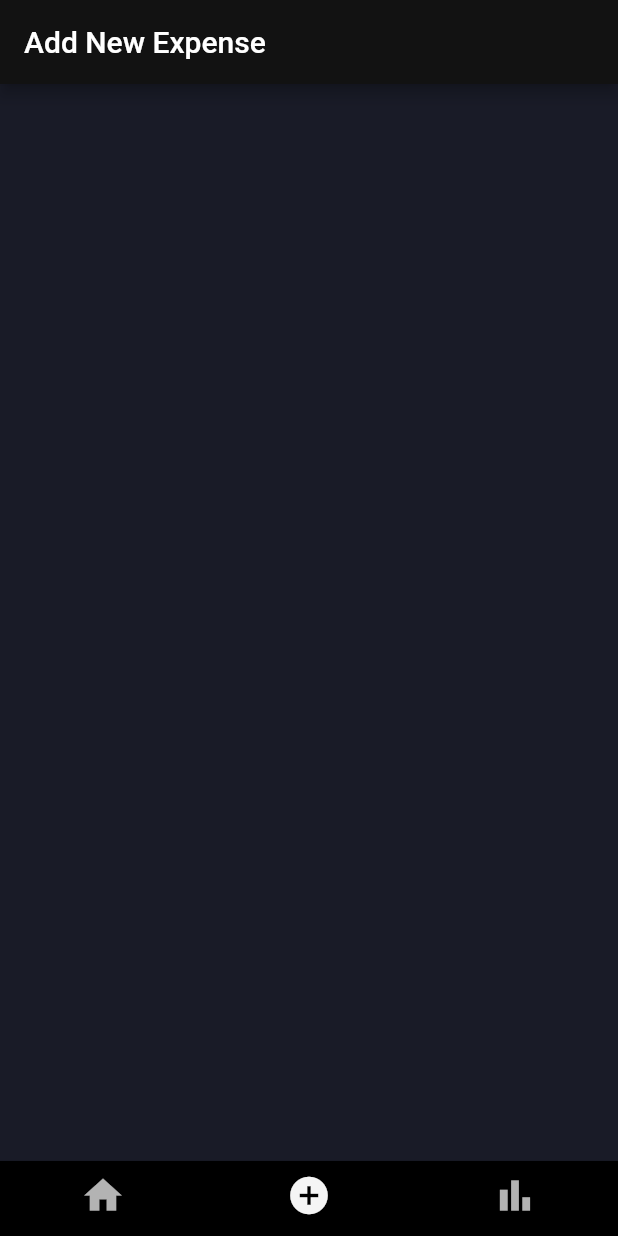
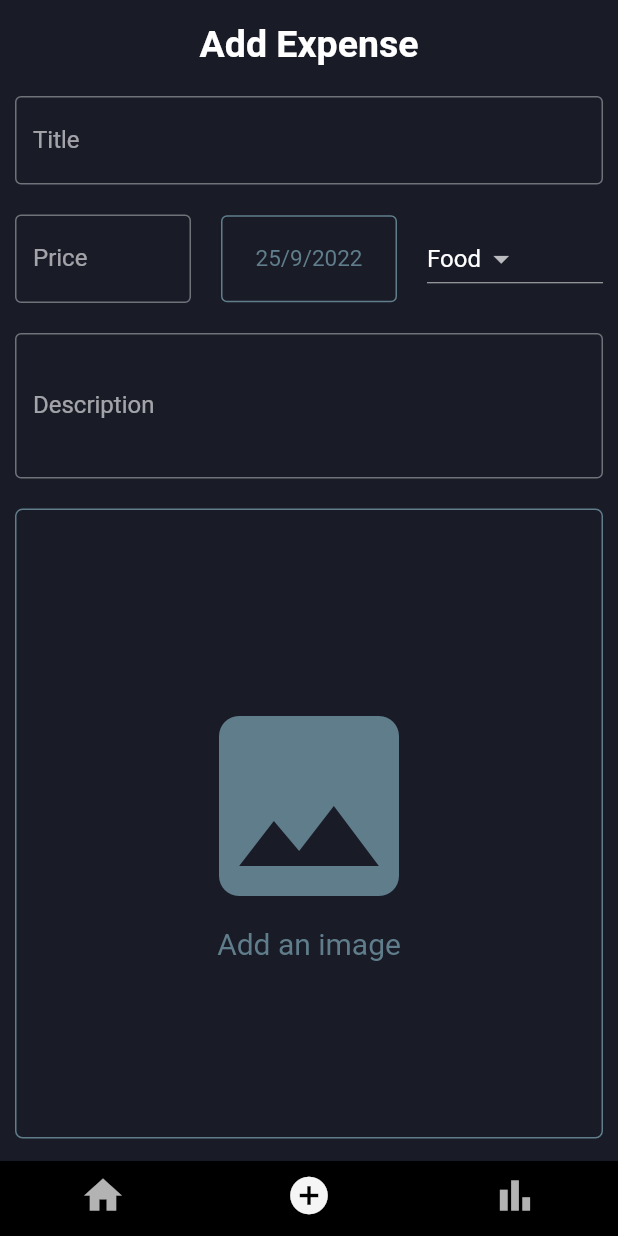
Before and after one commit to eren1106/Money-Tracker, a Flutter app: the screen it shows after launch, swiped to page 2, on a phone screen of 412 x 824 dp. Run offline on Flutter 3.47's test engine with Material 2 defaults, Android fonts, the phone set to English and light mode, and no system bars; our stand-ins replace image_picker; network calls fail.

Commit message:
Partially done add screen page ui

```diff
--- a/lib/screens/add_screen.dart
+++ b/lib/screens/add_screen.dart
@@ -1,4 +1,6 @@
 import 'package:flutter/material.dart';
+import 'package:money_tracker/theme/app_theme.dart';
+import 'package:image_picker/image_picker.dart';
 
 class AddScreen extends StatefulWidget {
   AddScreen({Key? key}) : super(key: key);
@@ -8,12 +10,188 @@ class AddScreen extends StatefulWidget {
 }
 
 class _AddScreenState extends State<AddScreen> {
+  List<String> categories = ['Food', 'Cloth', 'Bill'];
+  String category = 'Food';
+  DateTime date = DateTime.now();
   @override
   Widget build(BuildContext context) {
     return Scaffold(
-      appBar: AppBar(
-        title: Text('Add New Expense'),
+      body: SafeArea(
+        child: Container(
+          padding: EdgeInsets.symmetric(
+            horizontal: 10,
+            vertical: 15,
+          ),
+          child: Column(
+            crossAxisAlignment: CrossAxisAlignment.stretch,
+            mainAxisAlignment: MainAxisAlignment.center,
+            children: [
+              Title(),
+              VerticalSeparator(),
+              TitleTextField(),
+              VerticalSeparator(),
+              Row(
+                children: [
+                  Flexible(
+                    flex: 1,
+                    child: PriceTextField(),
+                  ),
+                  HorizontalSeparator(),
+                  Flexible(
+                    fit: FlexFit.tight,
+                    child: TextButton(
+                      onPressed: () async {
+                        DateTime? newDate = await showDatePicker(
+                          //showDatePicker will return a future
+                          context: context,
+                          initialDate: date,
+                          firstDate: DateTime(1900),
+                          lastDate: DateTime(2100),
+                        );
+                        //if pressed CANCEL
+                        if (newDate == null) return;
+                        //if pressed OK
+                        setState(() {
+                          date = newDate;
+                        });
+                      },
+                      // ignore: sort_child_properties_last
+                      child: Padding(
+                        padding: const EdgeInsets.symmetric(
+                          horizontal: 5,
+                          vertical: 12,
+                        ),
+                        child: Text(
+                          '${date.day}/${date.month}/${date.year}',
+                          style: TextStyle(
+                            fontSize: 15,
+                            fontWeight: FontWeight.normal,
+                            color: AppTheme.colors.grey,
+                          ),
+                        ),
+                      ),
+                      style: TextButton.styleFrom(
+                        side: BorderSide(width: 1, color: AppTheme.colors.grey),
+                      ),
+                    ),
+                  ),
+                  HorizontalSeparator(),
+                  Flexible(
+                    flex: 1,
+                    fit: FlexFit.tight,
+                    child: CategoriesDropDown(),
+                  ),
+                ],
+              ),
+              VerticalSeparator(),
+              DescriptionTextField(),
+              VerticalSeparator(),
+              Expanded(
+                child: Container(
+                  height: 100,
+                  decoration: BoxDecoration(
+                    border: Border.all(width: 1, color: AppTheme.colors.grey),
+                    borderRadius: BorderRadius.circular(5),
+                  ),
+                  child: Column(
+                    mainAxisAlignment: MainAxisAlignment.center,
+                    children: [
+                      Icon(
+                        Icons.image,
+                        size: 160,
+                        color: AppTheme.colors.grey,
+                      ),
+                      Text(
+                        'Add an image',
+                        style: TextStyle(
+                          fontSize: 20,
+                          color: AppTheme.colors.grey,
+                        ),
+                      ),
+                    ],
+                  ),
+                ),
+              ),
+            ],
+          ),
+        ),
       ),
     );
   }
+
+  TextField DescriptionTextField() {
+    return TextField(
+      minLines: 3,
+      maxLines: null,
+      keyboardType: TextInputType.multiline,
+      decoration: InputDecoration(
+        labelText: 'Description',
+        border: OutlineInputBorder(
+          borderSide: BorderSide(),
+        ),
+      ),
+    );
+  }
+
+  DropdownButton<String> CategoriesDropDown() {
+    return DropdownButton(
+      value: category,
+      items: categories.map((category) => buildMenuItem(category)).toList(),
+      onChanged: (value) {
+        setState(() {
+          category = value as String;
+        });
+      },
+    );
+  }
+
+  SizedBox HorizontalSeparator() => SizedBox(width: 20);
+
+  TextField PriceTextField() {
+    return TextField(
+      decoration: InputDecoration(
+        labelText: 'Price',
+        border: OutlineInputBorder(
+          borderSide: BorderSide(),
+        ),
+      ),
+    );
+  }
+
+  TextField TitleTextField() {
+    return TextField(
+      decoration: InputDecoration(
+        labelText: 'Title',
+        border: new OutlineInputBorder(
+          borderSide: new BorderSide(),
+        ),
+      ),
+    );
+  }
+
+  SizedBox VerticalSeparator() {
+    return SizedBox(
+      height: 20,
+    );
+  }
+
+  Text Title() {
+    return Text(
+      'Add Expense',
+      style: TextStyle(
+        fontSize: 25,
+        fontWeight: FontWeight.bold,
+      ),
+      textAlign: TextAlign.center,
+    );
+  }
 }
+
+DropdownMenuItem<String> buildMenuItem(String item) {
+  return DropdownMenuItem(
+    value: item,
+    child: Text(
+      item,
+    ),
+  );
+}
--- a/lib/theme/app_theme.dart
+++ b/lib/theme/app_theme.dart
@@ -7,5 +7,6 @@ class AppTheme {
     colorScheme: const ColorScheme.dark(),
     scaffoldBackgroundColor: colors.backgroundBlue,
     backgroundColor: colors.black,
+    primaryColor: colors.white,
   );
 }
--- a/lib/theme/colors.dart
+++ b/lib/theme/colors.dart
@@ -4,5 +4,5 @@ class AppColors {
   final black = Colors.black;
   final backgroundBlue = Color(0xff191b27);
   final white = Colors.white;
-  final grey = Colors.grey;
+  final grey = Colors.blueGrey;
 }
--- a/pubspec.yaml
+++ b/pubspec.yaml
@@ -34,6 +34,7 @@ dependencies:
   # The following adds the Cupertino Icons font to your application.
   # Use with the CupertinoIcons class for iOS style icons.
   cupertino_icons: ^1.0.2
+  image_picker: ^0.8.5+3
 
 dev_dependencies:
   flutter_test:
```
Also changed, not shown: pubspec.lock.
